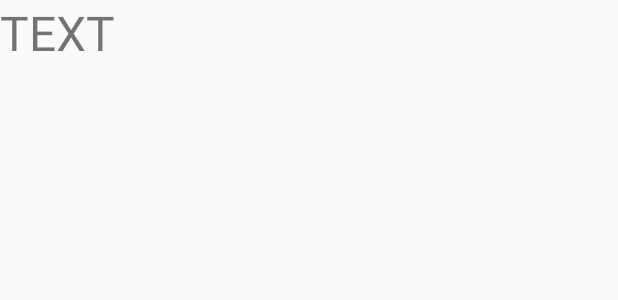
After one commit to ajou-gemstone/10jo, an Android app: the layout recyclerview_lectrueroom_reservation.xml on its own in the app's theme, with its tools: preview values and no code run, on a phone screen of 412 x 824 dp. The commit adds this screen. Shown: the top 300 px of the screen. Run offline under Robolectric (Android 15) with nearby library versions, the phone set to English and light mode, and no system bars.

Commit message:
간단한 리사이클러뷰 추가

```diff
--- /dev/null
+++ b/CapstoneDesignAndroidProject/app/src/main/res/layout/recyclerview_lectrueroom_reservation.xml
@@ -0,0 +1,16 @@
+<?xml version="1.0" encoding="utf-8"?>
+<android.support.constraint.ConstraintLayout
+    xmlns:android="http://schemas.android.com/apk/res/android"
+    xmlns:tools="http://schemas.android.com/tools"
+    android:layout_width="match_parent"
+    android:layout_height="wrap_content">
+
+    <TextView
+        android:layout_width="wrap_content"
+        android:layout_height="wrap_content"
+        android:id="@+id/text1"
+        android:textSize="32sp"
+        android:text="TEXT"
+        tools:ignore="MissingConstraints" />
+
+</android.support.constraint.ConstraintLayout>
```
Also changed, not shown: CapstoneDesignAndroidProject/app/src/main/java/com/example/capstonedesignandroid/Adapter/SimpleTextAdapter.java (added, +58 -0 lines), CapstoneDesignAndroidProject/app/src/main/java/com/example/capstonedesignandroid/LectureroomReservationActivity.java (+16 -1 lines), CapstoneDesignAndroidProject/app/src/main/res/layout/activity_lectureroom_reservation.xml (+7 -4 lines).
